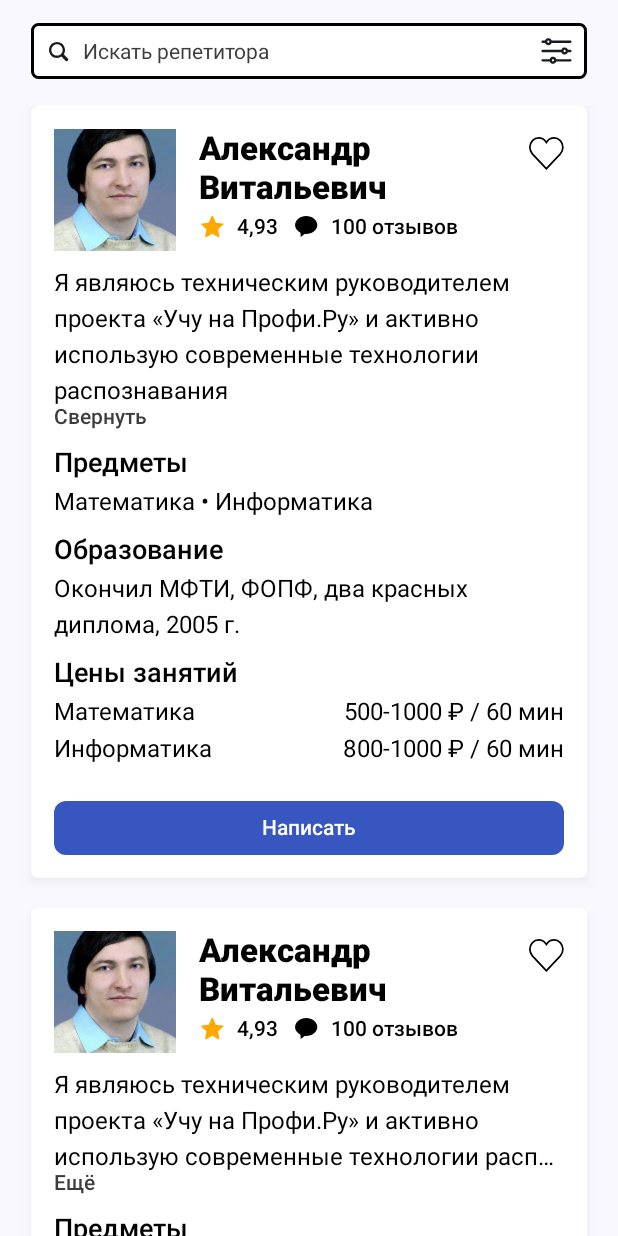
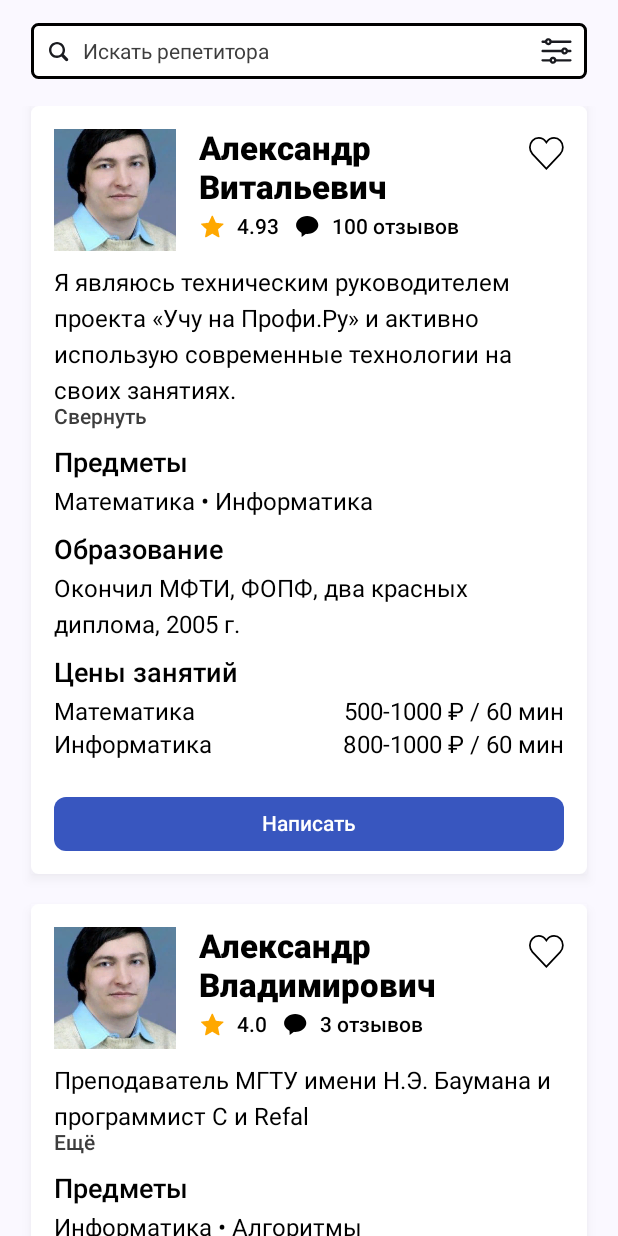
Before and after one commit to NailorSH/Repeton, an Android app built with Jetpack Compose: the screen it shows after launch (MainActivity), after a tap on "Ещё", on a phone screen of 412 x 824 dp. Run offline under Robolectric (Android 15) with nearby library versions, the phone set to English and light mode, and no system bars.

Commit message:
Add RepetonButton textStyle parameter; add tutor MOK-list

```diff
--- a/app/src/main/java/com/nailorsh/repeton/model/Tutor.kt
+++ b/app/src/main/java/com/nailorsh/repeton/model/Tutor.kt
@@ -1,6 +1,6 @@
 package com.nailorsh.repeton.model
 
-data class Tutor (
+data class Tutor(
     val name: String,
     val surname: String,
     val middleName: String = "",
@@ -9,6 +9,75 @@ data class Tutor (
     val subjects: List<String>,
     val education: String,
     val subjectsPrices: Map<String, String>,
-    val rating: Float,
+    val rating: Double,
     val reviewsNumber: Int
 )
+
+val tutors = listOf(
+    Tutor(
+        name = "Александр ",
+        surname = "Киселёв",
+        middleName = "Витальевич",
+        about = "Я являюсь техническим руководителем проекта «Учу на Профи.Ру» и активно " +
+                "использую современные технологии на своих занятиях.",
+        subjects = listOf("Математика", "Информатика"),
+        education = "Окончил МФТИ, ФОПФ, два красных диплома, 2005 г.",
+        subjectsPrices = mapOf(
+            "Математика" to "500-1000 ₽ / 60 мин",
+            "Информатика" to "800-1000 ₽ / 60 мин"
+        ),
+        rating = 4.93,
+        reviewsNumber = 100
+    ),
+
+    Tutor(
+        name = "Александр",
+        surname = "Коновалов",
+        middleName = "Владимирович",
+        about = "Преподаватель МГТУ имени Н.Э. Баумана и программист C и Refal",
+        subjects = listOf("Информатика", "Алгоритмы"),
+        education = "",
+        subjectsPrices = mapOf(
+            "Информатика" to "800-1000 ₽ / 60 мин",
+            "Алгоритмы" to "1000-1500 ₽ / 60 мин"
+        ),
+        rating = 4.0,
+        reviewsNumber = 3
+    ),
+
+    Tutor(
+        name = "Данила",
+        surname = "Посевин",
+        middleName = "Павлович",
+        about = "Я Данила Палыч: не заботал — пересдача! " +
+                "Люблю физику и математику, аналоговые приборы, тумблерочки и проводочки.",
+        subjects = listOf("ООП", "Компьютерные сети", "Разработка мобильных приложений"),
+        education = "2004 — Московский физико-технический институт\n" +
+                "Прикладные математика и физика",
+        subjectsPrices = mapOf(
+            "ООП" to "800-1500 ₽ / 60 мин",
+            "Компьютерные сети" to "1000-2000 ₽ / 60 мин",
+            "Разработка мобильных приложений" to "1000-2000 ₽ / 60 мин"
+        ),
+        rating = 4.5,
+        reviewsNumber = 10
+    ),
+
+    Tutor(
+        name = "Иван",
+        surname = "Иванов",
+        middleName = "Иванович",
+        about = "",
+        subjects = listOf("Русский язык", "Английский язык", "Немецкий язык"),
+        education = "Новгородский государственный университет имени Ярослава Мудрого, " +
+                "оператор электронно-вычислительных и вычислительных машин второго разряда" +
+                "\n2014–2015 гг.",
+        subjectsPrices = mapOf(
+            "Русский язык" to "500-1000 ₽ / 60 мин",
+            "Английский язык" to "800-1500 ₽ / 60 мин",
+            "Немецкий язык" to "800-1500 ₽ / 60 мин"
+        ),
+        rating = 3.9,
+        reviewsNumber = 19
+    ),
+)
--- a/app/src/main/java/com/nailorsh/repeton/ui/components/Button.kt
+++ b/app/src/main/java/com/nailorsh/repeton/ui/components/Button.kt
@@ -26,7 +26,12 @@ import com.nailorsh.repeton.R
 fun RepetonButton(
     modifier: Modifier = Modifier,
     @StringRes text: Int,
-    textColor: Color = Color.Black,
+    textStyle: TextStyle = TextStyle(
+        fontSize = 14.sp,
+        lineHeight = 32.sp,
+        fontWeight = FontWeight(600),
+        color = Color.Black
+    ),
     buttonColor: Color = Color.LightGray,
     onButtonClicked: () -> Unit
 ) {
@@ -43,12 +48,7 @@ fun RepetonButton(
     ) {
         Text(
             text = stringResource(text),
-            style = TextStyle(
-                fontSize = 14.sp,
-                lineHeight = 32.sp,
-                fontWeight = FontWeight(600),
-                color = textColor
-            )
+            style = textStyle
         )
     }
 }
--- a/app/src/main/java/com/nailorsh/repeton/ui/screens/SearchScreen.kt
+++ b/app/src/main/java/com/nailorsh/repeton/ui/screens/SearchScreen.kt
@@ -11,6 +11,7 @@ import androidx.compose.foundation.layout.height
 import androidx.compose.foundation.layout.padding
 import androidx.compose.foundation.layout.width
 import androidx.compose.foundation.lazy.LazyColumn
+import androidx.compose.foundation.lazy.items
 import androidx.compose.foundation.shape.RoundedCornerShape
 import androidx.compose.foundation.text.KeyboardOptions
 import androidx.compose.material3.Text
@@ -34,6 +35,8 @@ import androidx.compose.ui.tooling.preview.Preview
 import androidx.compose.ui.unit.dp
 import androidx.compose.ui.unit.sp
 import com.nailorsh.repeton.R
+import com.nailorsh.repeton.model.Tutor
+import com.nailorsh.repeton.model.tutors
 import com.nailorsh.repeton.ui.components.ExpandableText
 import com.nailorsh.repeton.ui.components.IconWithText
 import com.nailorsh.repeton.ui.components.LikeButton
@@ -50,7 +53,9 @@ import com.nailorsh.repeton.ui.theme.WriteButtonBackgroundColor
 import com.nailorsh.repeton.ui.theme.WriteButtonTextColor
 
 @Composable
-fun SearchScreen(modifier: Modifier = Modifier) {
+fun SearchScreen(
+    modifier: Modifier = Modifier,
+) {
     var query by remember { mutableStateOf("") }
 
     Column(
@@ -76,36 +81,47 @@ fun SearchScreen(modifier: Modifier = Modifier) {
                 modifier = Modifier.fillMaxWidth()
             )
 
-            TutorList()
+            TutorList(
+                tutors = tutors
+            )
         }
     }
 }
 
 @Composable
-fun TutorList(modifier: Modifier = Modifier) {
+fun TutorList(
+    modifier: Modifier = Modifier,
+    tutors: List<Tutor>
+) {
     LazyColumn(
         verticalArrangement = Arrangement.spacedBy(20.dp, Alignment.CenterVertically),
         horizontalAlignment = Alignment.CenterHorizontally,
         modifier = modifier
     ) {
-        item { TutorCard() }
-        item { TutorCard() }
-        item { TutorCard() }
+        items(tutors) {
+            TutorCard(
+                modifier = Modifier.fillMaxWidth(),
+                tutor = it,
+                onWriteButtonClicked = {}
+            )
+        }
     }
 }
 
 @Composable
 fun TutorCard(
     modifier: Modifier = Modifier,
-    onWriteButtonClicked: () -> Unit = {}
+    tutor: Tutor,
+    onWriteButtonClicked: () -> Unit
 ) {
     var isLiked by remember { mutableStateOf(false) }
+
+    val photoSrc = painterResource(R.drawable.man_photo)
 
     Column(
         verticalArrangement = Arrangement.spacedBy(25.dp, Alignment.Top),
         horizontalAlignment = Alignment.Start,
         modifier = modifier
-            .fillMaxWidth()
             .shadow(elevation = 4.dp, spotColor = SpotColor, ambientColor = AmbientColor)
             .background(color = White, shape = RoundedCornerShape(size = 5.dp))
             .padding(15.dp)
@@ -120,8 +136,8 @@ fun TutorCard(
                 modifier = Modifier.fillMaxWidth()
             ) {
                 Image(
-                    painter = painterResource(id = R.drawable.man_photo),
-                    contentDescription = "Репетитор",
+                    painter = photoSrc,
+                    contentDescription = null,
                     contentScale = ContentScale.Crop,
                     modifier = Modifier
                         .width(81.dp)
@@ -137,7 +153,7 @@ fun TutorCard(
                         modifier = Modifier.fillMaxWidth()
                     ) {
                         Text(
-                            text = "Александр Витальевич",
+                            text = tutor.name + "\n" + tutor.middleName,
                             style = TextStyle(
                                 fontSize = 22.sp,
                                 lineHeight = 26.sp,
@@ -163,11 +179,11 @@ fun TutorCard(
                         IconWithText(
                             icon = R.drawable.star_icon,
                             iconTint = StarColor,
-                            text = "4,93"
+                            text = tutor.rating.toString()
                         )
                         IconWithText(
                             icon = R.drawable.comment_icon,
-                            text = "100 отзывов"
+                            text = "${tutor.reviewsNumber} отзывов"
                         )
                     }
                 }
@@ -175,7 +191,7 @@ fun TutorCard(
 
             ExpandableText(
                 modifier = modifier.fillMaxWidth(),
-                text = "Я являюсь техническим руководителем проекта «Учу на Профи.Ру» и активно использую современные технологии распознавания "
+                text = tutor.about
             )
 
             Column(
@@ -186,22 +202,19 @@ fun TutorCard(
                 InfoSection(
                     modifier = Modifier.fillMaxWidth(),
                     title = R.string.subjects_section,
-                    body = "Математика • Информатика"
+                    body = tutor.subjects.joinToString(separator = " • ")
                 )
 
                 InfoSection(
                     modifier = Modifier.fillMaxWidth(),
                     title = R.string.education_section,
-                    body = "Окончил МФТИ, ФОПФ, два красных диплома, 2005 г."
+                    body = tutor.education
                 )
 
                 PriceSection(
                     modifier = Modifier.fillMaxWidth(),
                     title = R.string.prices_section,
-                    subjectsPrices = mapOf(
-                        "Математика" to "500-1000 ₽ / 60 мин",
-                        "Информатика" to "800-1000 ₽ / 60 мин"
-                    )
+                    subjectsPrices = tutor.subjectsPrices
                 )
             }
         }
@@ -210,13 +223,17 @@ fun TutorCard(
             modifier = Modifier
                 .fillMaxWidth(),
             text = R.string.message_button,
-            textColor = WriteButtonTextColor,
+            textStyle = TextStyle(
+                fontSize = 14.sp,
+                lineHeight = 32.sp,
+                fontWeight = FontWeight(600),
+                color = WriteButtonTextColor
+            ),
             buttonColor = WriteButtonBackgroundColor,
             onButtonClicked = onWriteButtonClicked
         )
     }
 }
-
 
 
 @Composable
@@ -271,6 +288,10 @@ fun PriceSection(
                 color = TitleColor,
             ),
         )
+        Column(
+            verticalArrangement = Arrangement.spacedBy(3.dp, Alignment.Top),
+            horizontalAlignment = Alignment.Start,
+        ) {
             for (pair in subjectsPrices) {
                 Row(
                     horizontalArrangement = Arrangement.Start,
@@ -280,23 +301,26 @@ fun PriceSection(
                         text = pair.key,
                         style = TextStyle(
                             fontSize = 16.sp,
-                        lineHeight = 24.sp,
+                            lineHeight = 20.sp,
                             fontWeight = FontWeight(400),
                             color = BodyColor,
                         ),
-                    modifier = Modifier.weight(1f)
+                        modifier = Modifier
+                            .weight(1f)
+                            .padding(end = 5.dp)
                     )
                     Text(
                         text = pair.value,
                         style = TextStyle(
                             fontSize = 16.sp,
-                        lineHeight = 24.sp,
+                            lineHeight = 20.sp,
                             fontWeight = FontWeight(400),
                             color = BodyColor,
                         ),
                         textAlign = TextAlign.Right,
                         modifier = Modifier.weight(1f)
                     )
+                }
             }
         }
     }
@@ -308,6 +332,9 @@ fun PriceSection(
 @Composable
 fun TutorCardPreview() {
     RepetonTheme {
-        TutorCard()
+        TutorCard(
+            tutor = tutors[0],
+            onWriteButtonClicked = {}
+        )
     }
 }
```
Lines whose indentation alone changed are shown as unchanged.
